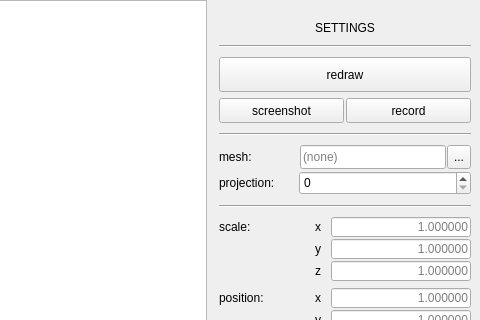
Old version of the form src/gui/mainwindow.ui in the repository Dolaxom/C_3DEngine; both pictures show x 531 to 1011 and y 0 to 320 of the 1011 by 820 pixel window.
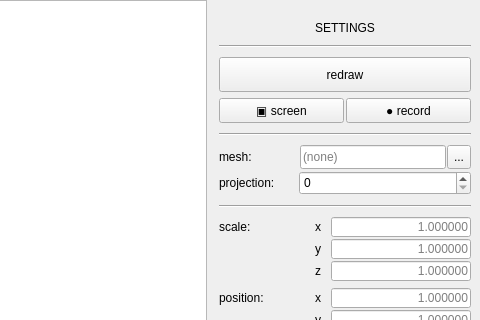
New version of the form.

Commit message: gif button functionality init

Patch:
```diff
--- a/src/gui/mainwindow.ui
+++ b/src/gui/mainwindow.ui
@@ -122,7 +122,7 @@
            </size>
           </property>
           <property name="text">
-           <string>screenshot</string>
+           <string>▣ screen</string>
           </property>
          </widget>
         </item>
@@ -141,7 +141,13 @@
            </size>
           </property>
           <property name="text">
-           <string>record</string>
+           <string>● record</string>
+          </property>
+          <property name="checkable">
+           <bool>true</bool>
+          </property>
+          <property name="checked">
+           <bool>false</bool>
           </property>
          </widget>
         </item>
```
The commit also changes 3 other files.
